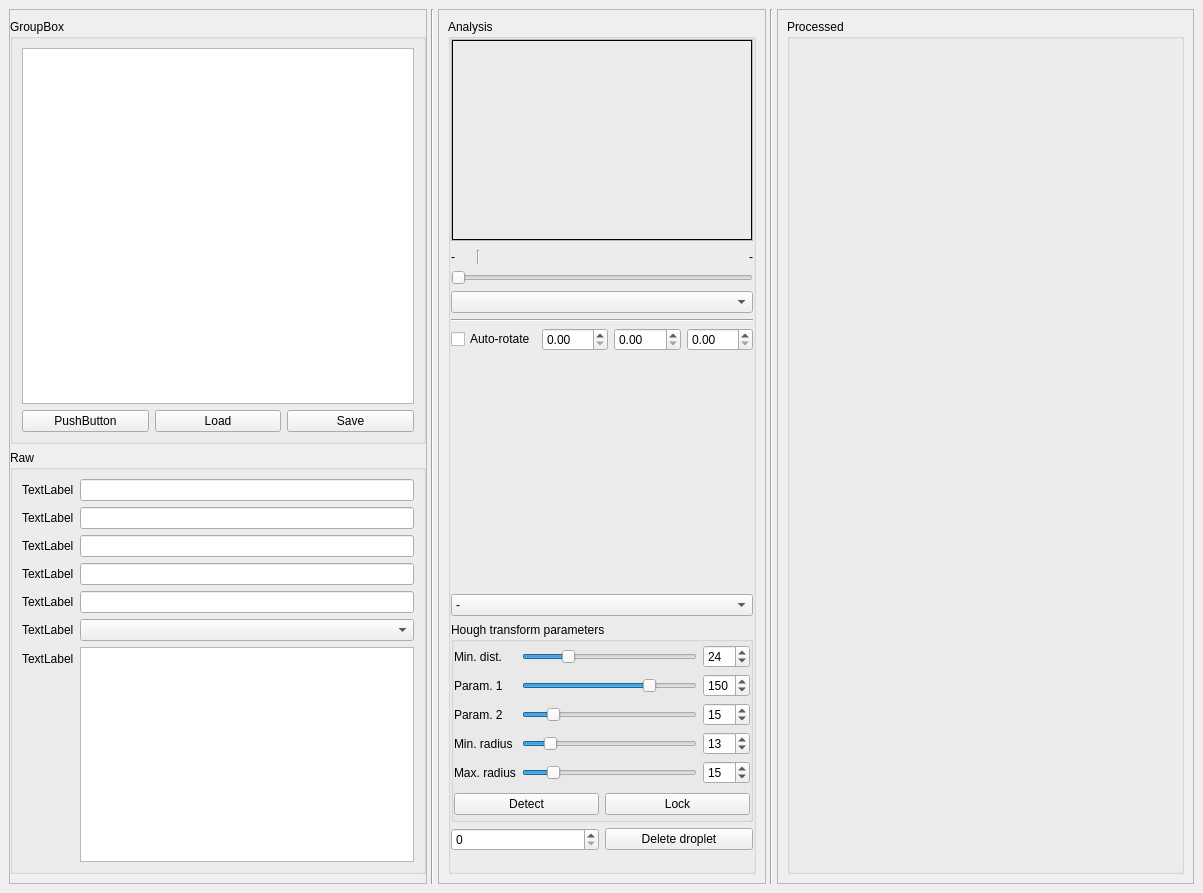
gfogwill/FrESH, file src/gui/analysis.ui: the form before one commit.
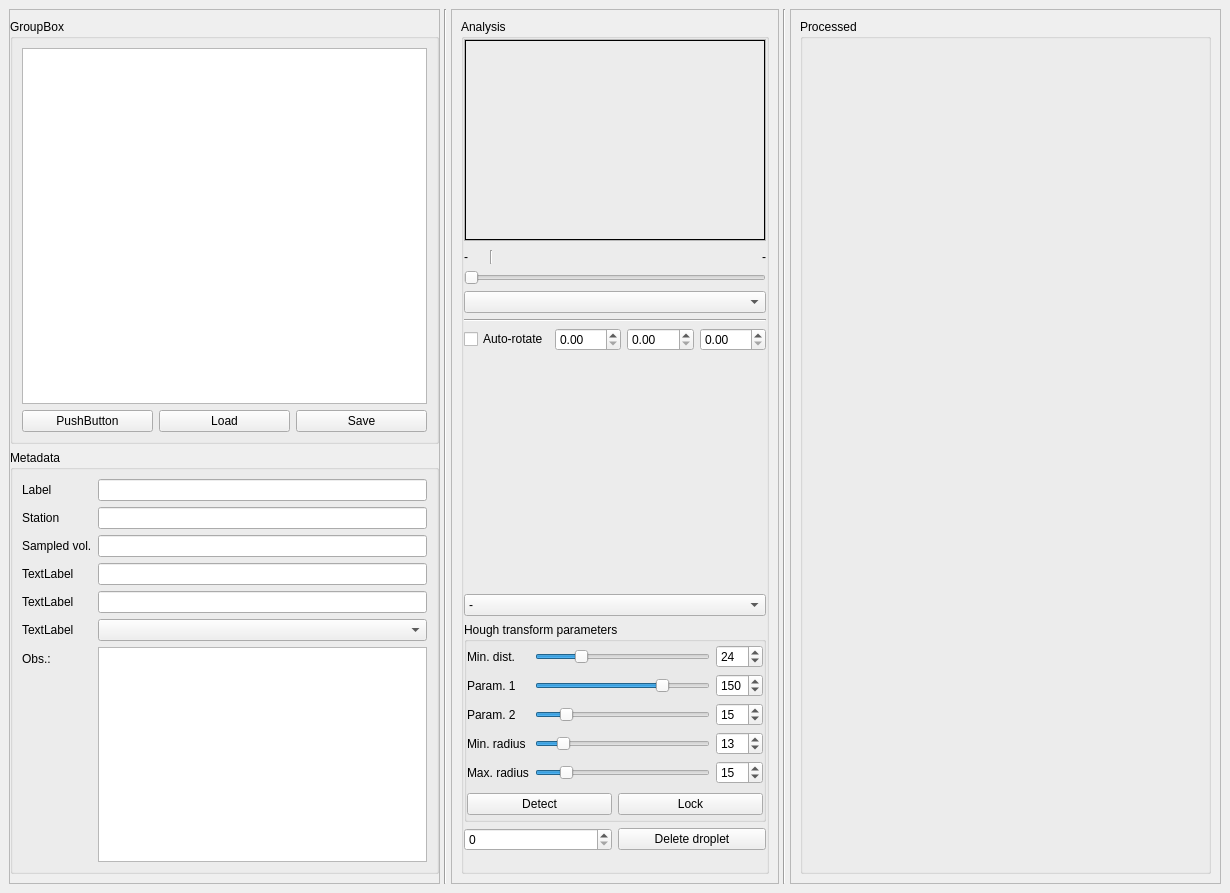
The form after the commit. Custom widgets are drawn as their Qt base class.

Commit message: feat: set framesSlider to 0 when loading experiment

```diff
--- a/src/gui/analysis.ui
+++ b/src/gui/analysis.ui
@@ -6,7 +6,7 @@
    <rect>
     <x>0</x>
     <y>0</y>
-    <width>1203</width>
+    <width>1230</width>
     <height>893</height>
    </rect>
   </property>
@@ -40,7 +40,7 @@
            <item row="1" column="0">
             <widget class="QGroupBox" name="groupBox">
              <property name="title">
-              <string>Raw</string>
+              <string>Metadata</string>
              </property>
              <layout class="QGridLayout" name="gridLayout_3">
               <item row="0" column="0">
@@ -48,7 +48,7 @@
                 <item row="0" column="0">
                  <widget class="QLabel" name="label_2">
                   <property name="text">
-                   <string>TextLabel</string>
+                   <string>Label</string>
                   </property>
                  </widget>
                 </item>
@@ -58,7 +58,7 @@
                 <item row="1" column="0">
                  <widget class="QLabel" name="label">
                   <property name="text">
-                   <string>TextLabel</string>
+                   <string>Station</string>
                   </property>
                  </widget>
                 </item>
@@ -68,7 +68,7 @@
                 <item row="2" column="0">
                  <widget class="QLabel" name="label_3">
                   <property name="text">
-                   <string>TextLabel</string>
+                   <string>Sampled vol.</string>
                   </property>
                  </widget>
                 </item>
@@ -108,7 +108,7 @@
                 <item row="6" column="0">
                  <widget class="QLabel" name="label_obs">
                   <property name="text">
-                   <string>TextLabel</string>
+                   <string>Obs.:</string>
                   </property>
                  </widget>
                 </item>
```
Left out of the diff: 6 changed lines with no effect on the pictures. The commit also changes 1 other file.
